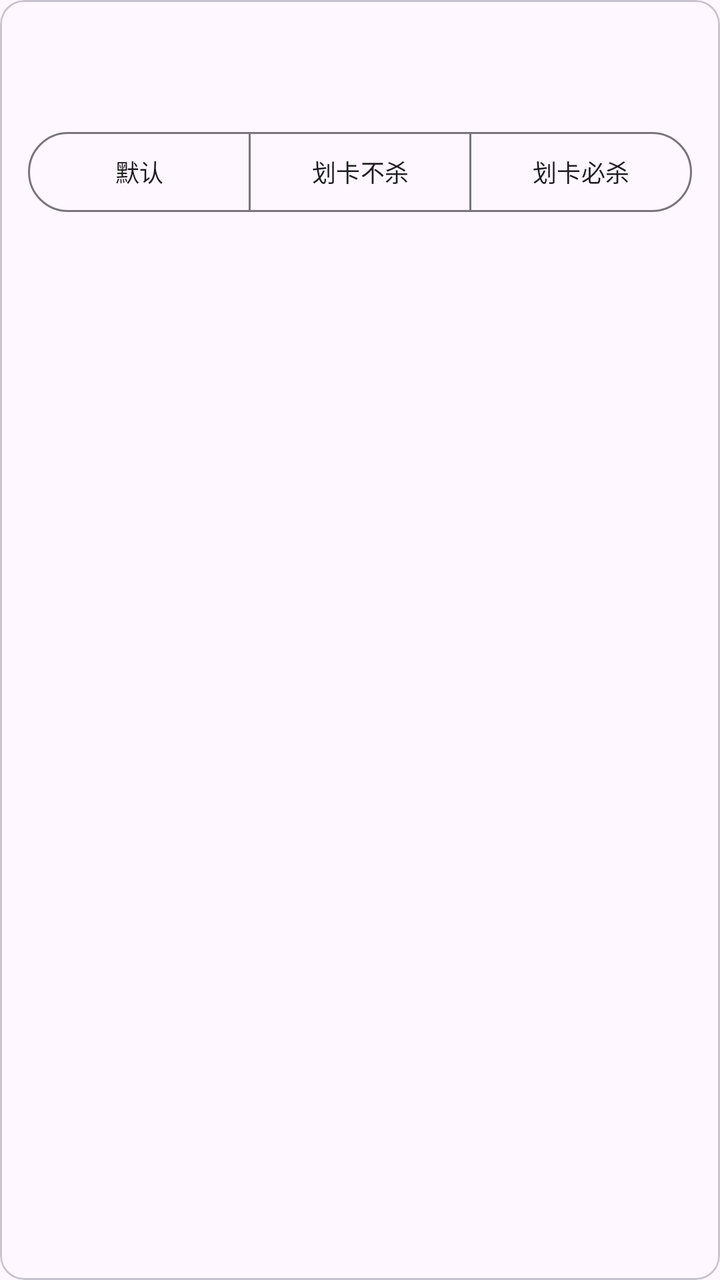
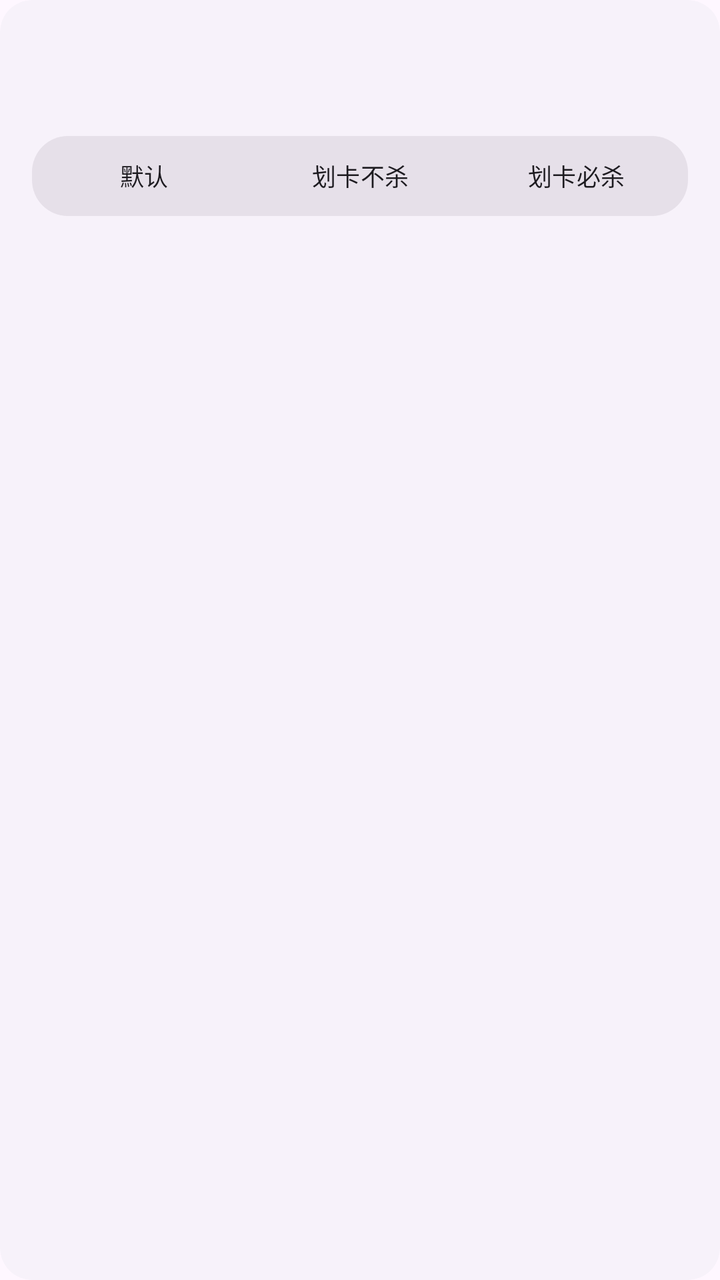

Before-and-after screenshots of an Android layout around one commit, followed by the original layout XML and the change that was made.
<!-- AndroidManifest.xml: application theme Theme.SwipeClean -->
<!-- res/layout/item_app.xml -->
<?xml version="1.0" encoding="utf-8"?>
<com.google.android.material.card.MaterialCardView xmlns:android="http://schemas.android.com/apk/res/android"
    xmlns:app="http://schemas.android.com/apk/res-auto"
    android:layout_width="match_parent"
    android:layout_height="wrap_content"
    android:layout_marginHorizontal="12dp"
    android:layout_marginVertical="4dp"
    app:cardElevation="0dp"
    app:strokeColor="?attr/colorOutlineVariant"
    app:strokeWidth="1dp">

    <LinearLayout
        android:layout_width="match_parent"
        android:layout_height="wrap_content"
        android:orientation="vertical"
        android:paddingHorizontal="14dp"
        android:paddingVertical="12dp">

        <LinearLayout
            android:layout_width="match_parent"
            android:layout_height="wrap_content"
            android:gravity="center_vertical"
            android:orientation="horizontal">

            <ImageView
                android:id="@+id/icon"
                android:layout_width="40dp"
                android:layout_height="40dp"
                android:contentDescription="@null" />

            <LinearLayout
                android:layout_width="0dp"
                android:layout_height="wrap_content"
                android:layout_marginStart="12dp"
                android:layout_weight="1"
                android:orientation="vertical">

                <TextView
                    android:id="@+id/label"
                    android:layout_width="match_parent"
                    android:layout_height="wrap_content"
                    android:ellipsize="end"
                    android:maxLines="1"
                    android:textAppearance="?attr/textAppearanceBodyLarge" />

                <TextView
                    android:id="@+id/pkg"
                    android:layout_width="match_parent"
                    android:layout_height="wrap_content"
                    android:ellipsize="end"
                    android:maxLines="1"
                    android:textAppearance="?attr/textAppearanceBodySmall"
                    android:textColor="?android:attr/textColorSecondary" />
            </LinearLayout>
        </LinearLayout>

        <com.google.android.material.button.MaterialButtonToggleGroup
            android:id="@+id/mode"
            android:layout_width="match_parent"
            android:layout_height="wrap_content"
            android:layout_marginTop="10dp"
            app:selectionRequired="true"
            app:singleSelection="true">

            <com.google.android.material.button.MaterialButton
                android:id="@+id/mode_default"
                style="?attr/materialButtonOutlinedStyle"
                android:layout_width="0dp"
                android:layout_height="wrap_content"
                android:layout_weight="1"
                android:minWidth="0dp"
                android:paddingHorizontal="4dp"
                android:text="@string/mode_default"
                android:textSize="12sp" />

            <com.google.android.material.button.MaterialButton
                android:id="@+id/mode_keep"
                style="?attr/materialButtonOutlinedStyle"
                android:layout_width="0dp"
                android:layout_height="wrap_content"
                android:layout_weight="1"
                android:minWidth="0dp"
                android:paddingHorizontal="4dp"
                android:text="@string/mode_keep"
                android:textSize="12sp" />

            <com.google.android.material.button.MaterialButton
                android:id="@+id/mode_kill"
                style="?attr/materialButtonOutlinedStyle"
                android:layout_width="0dp"
                android:layout_height="wrap_content"
                android:layout_weight="1"
                android:minWidth="0dp"
                android:paddingHorizontal="4dp"
                android:text="@string/mode_kill"
                android:textSize="12sp" />
        </com.google.android.material.button.MaterialButtonToggleGroup>
    </LinearLayout>

</com.google.android.material.card.MaterialCardView>
<!-- resources referenced by this layout -->
<resources>
  <string name="mode_default">默认</string>
  <string name="mode_keep">划卡不杀</string>
  <string name="mode_kill">划卡必杀</string>
  <style name="Theme.SwipeClean" parent="Theme.Material3.DayNight.NoActionBar" />
</resources>

<!-- the commit's change to res/layout/item_app.xml (unified diff, before → after) -->
@@ -3,18 +3,20 @@
     xmlns:app="http://schemas.android.com/apk/res-auto"
     android:layout_width="match_parent"
     android:layout_height="wrap_content"
-    android:layout_marginHorizontal="12dp"
+    android:layout_marginHorizontal="16dp"
     android:layout_marginVertical="4dp"
+    app:cardBackgroundColor="?attr/colorSurfaceContainerLow"
+    app:cardCornerRadius="16dp"
     app:cardElevation="0dp"
-    app:strokeColor="?attr/colorOutlineVariant"
-    app:strokeWidth="1dp">
+    app:strokeWidth="0dp">
 
     <LinearLayout
         android:layout_width="match_parent"
         android:layout_height="wrap_content"
         android:orientation="vertical"
-        android:paddingHorizontal="14dp"
-        android:paddingVertical="12dp">
+        android:paddingHorizontal="16dp"
+        android:paddingTop="14dp"
+        android:paddingBottom="12dp">
 
         <LinearLayout
             android:layout_width="match_parent"
@@ -24,14 +26,14 @@
 
             <ImageView
                 android:id="@+id/icon"
-                android:layout_width="40dp"
-                android:layout_height="40dp"
+                android:layout_width="42dp"
+                android:layout_height="42dp"
                 android:contentDescription="@null" />
 
             <LinearLayout
                 android:layout_width="0dp"
                 android:layout_height="wrap_content"
-                android:layout_marginStart="12dp"
+                android:layout_marginStart="14dp"
                 android:layout_weight="1"
                 android:orientation="vertical">
 
@@ -50,7 +52,7 @@
                     android:ellipsize="end"
                     android:maxLines="1"
                     android:textAppearance="?attr/textAppearanceBodySmall"
-                    android:textColor="?android:attr/textColorSecondary" />
+                    android:textColor="?attr/colorOnSurfaceVariant" />
             </LinearLayout>
         </LinearLayout>
 
@@ -58,7 +60,9 @@
             android:id="@+id/mode"
             android:layout_width="match_parent"
             android:layout_height="wrap_content"
-            android:layout_marginTop="10dp"
+            android:layout_marginTop="12dp"
+            android:background="@drawable/bg_segmented"
+            android:padding="2dp"
             app:selectionRequired="true"
             app:singleSelection="true">
 
@@ -66,34 +70,43 @@
                 android:id="@+id/mode_default"
                 style="?attr/materialButtonOutlinedStyle"
                 android:layout_width="0dp"
-                android:layout_height="wrap_content"
+                android:layout_height="36dp"
                 android:layout_weight="1"
+                android:insetBottom="0dp"
+                android:insetTop="0dp"
                 android:minWidth="0dp"
                 android:paddingHorizontal="4dp"
                 android:text="@string/mode_default"
-                android:textSize="12sp" />
+                android:textSize="12sp"
+                app:strokeWidth="0dp" />
 
             <com.google.android.material.button.MaterialButton
                 android:id="@+id/mode_keep"
                 style="?attr/materialButtonOutlinedStyle"
                 android:layout_width="0dp"
-                android:layout_height="wrap_content"
+                android:layout_height="36dp"
                 android:layout_weight="1"
+                android:insetBottom="0dp"
+                android:insetTop="0dp"
                 android:minWidth="0dp"
                 android:paddingHorizontal="4dp"
                 android:text="@string/mode_keep"
-                android:textSize="12sp" />
+                android:textSize="12sp"
+                app:strokeWidth="0dp" />
 
             <com.google.android.material.button.MaterialButton
                 android:id="@+id/mode_kill"
                 style="?attr/materialButtonOutlinedStyle"
                 android:layout_width="0dp"
-                android:layout_height="wrap_content"
+                android:layout_height="36dp"
                 android:layout_weight="1"
+                android:insetBottom="0dp"
+                android:insetTop="0dp"
                 android:minWidth="0dp"
                 android:paddingHorizontal="4dp"
                 android:text="@string/mode_kill"
-                android:textSize="12sp" />
+                android:textSize="12sp"
+                app:strokeWidth="0dp" />
         </com.google.android.material.button.MaterialButtonToggleGroup>
     </LinearLayout>
 
<!-- resource entries referenced after the edit -->
@@ -1,5 +1,12 @@
 <!-- resources referenced by this layout -->
 <resources>
+  <!-- drawable bg_segmented (drawable) -->
+  <?xml version="1.0" encoding="utf-8"?>
+  <shape xmlns:android="http://schemas.android.com/apk/res/android"
+      android:shape="rectangle">
+      <solid android:color="?attr/colorSurfaceContainerHighest" />
+      <corners android:radius="18dp" />
+  </shape>
   <string name="mode_default">默认</string>
   <string name="mode_keep">划卡不杀</string>
   <string name="mode_kill">划卡必杀</string>
